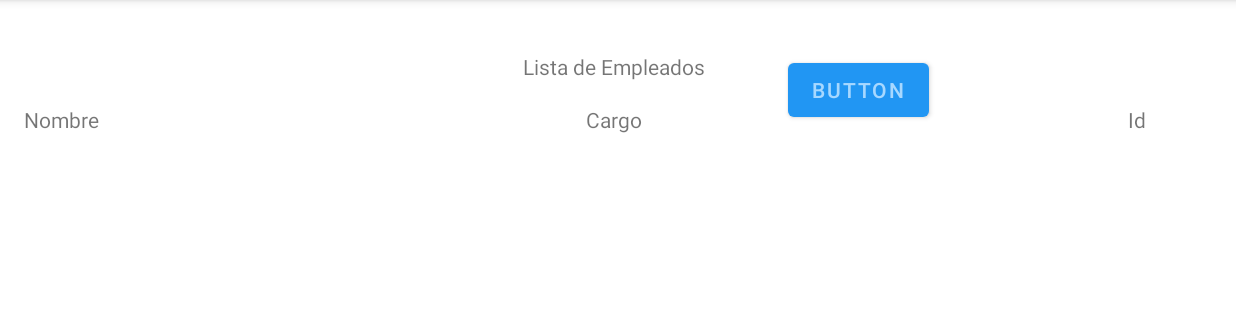
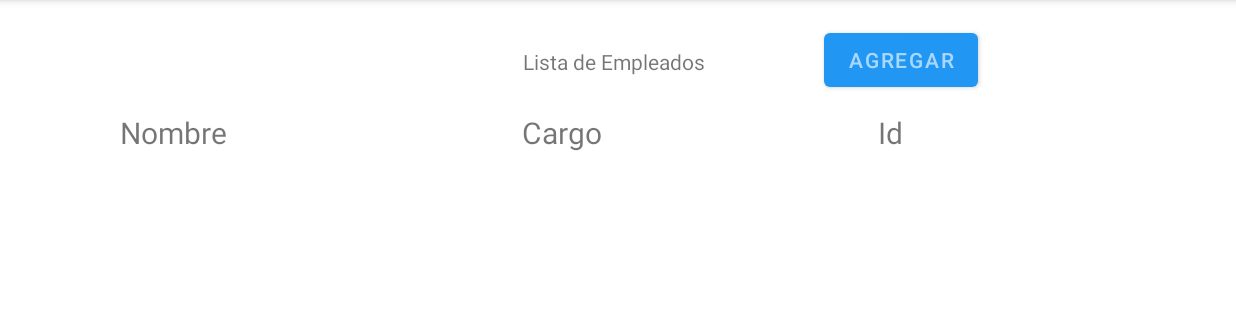
Before and after one commit to GrupoE7/quickliate, an Android app: the p_8 screen opened directly, with no data from a screen before it, on a phone screen of 824 x 412 dp (held sideways), the part 84-404 px from its top. Run offline under Robolectric (Android 15) with nearby library versions, the phone set to English and light mode, and no system bars; our stand-ins replace Firebase (no records; nobody signed in at launch, a user with empty details on screens opened directly).

Commit message:
lista_empleados_last

```diff
--- a/app/src/main/res/layout/activity_p8.xml
+++ b/app/src/main/res/layout/activity_p8.xml
@@ -16,7 +16,7 @@
         app:layout_constraintHorizontal_bias="0.499"
         app:layout_constraintStart_toStartOf="parent"
         app:layout_constraintTop_toTopOf="parent"
-        app:layout_constraintVertical_bias="0.42" />
+        app:layout_constraintVertical_bias="0.319" />
 
     <androidx.recyclerview.widget.RecyclerView
         android:id="@+id/personas"
@@ -24,19 +24,18 @@
         android:layout_height="203dp"
         app:layout_constraintBottom_toBottomOf="parent"
         app:layout_constraintEnd_toEndOf="parent"
-        app:layout_constraintHorizontal_bias="0.49"
         app:layout_constraintStart_toStartOf="parent"
         app:layout_constraintTop_toTopOf="parent"
-        app:layout_constraintVertical_bias="0.664" />
+        app:layout_constraintVertical_bias="0.767" />
 
     <Button
         android:id="@+id/button3"
         android:layout_width="wrap_content"
         android:layout_height="wrap_content"
-        android:layout_marginStart="52dp"
-        android:layout_marginTop="36dp"
+        android:layout_marginStart="76dp"
+        android:layout_marginTop="16dp"
         android:onClick="agregarUsuario"
-        android:text="Button"
+        android:text="Agregar"
         app:layout_constraintStart_toEndOf="@+id/textView6"
         app:layout_constraintTop_toTopOf="parent" />
 
@@ -44,9 +43,12 @@
         android:id="@+id/Nombre1"
         android:layout_width="wrap_content"
         android:layout_height="wrap_content"
-        android:layout_marginStart="16dp"
-        android:layout_marginTop="16dp"
+        android:layout_marginStart="80dp"
+        android:layout_marginTop="24dp"
         android:text="Nombre"
+        android:textSize="20sp"
+        app:layout_constraintEnd_toStartOf="@+id/Cargo1"
+        app:layout_constraintHorizontal_bias="0.0"
         app:layout_constraintStart_toStartOf="parent"
         app:layout_constraintTop_toBottomOf="@+id/textView6" />
 
@@ -54,19 +56,23 @@
         android:id="@+id/Cargo1"
         android:layout_width="wrap_content"
         android:layout_height="wrap_content"
-        android:layout_marginTop="16dp"
+        android:layout_marginStart="348dp"
+        android:layout_marginTop="24dp"
         android:text="Cargo"
-        app:layout_constraintEnd_toStartOf="@+id/Id1"
-        app:layout_constraintStart_toEndOf="@+id/Nombre1"
+        android:textSize="20sp"
+        app:layout_constraintStart_toStartOf="parent"
         app:layout_constraintTop_toBottomOf="@+id/textView6" />
 
     <TextView
         android:id="@+id/Id1"
         android:layout_width="wrap_content"
         android:layout_height="wrap_content"
-        android:layout_marginTop="16dp"
-        android:layout_marginEnd="60dp"
+        android:layout_marginStart="128dp"
+        android:layout_marginTop="24dp"
         android:text="Id"
+        android:textSize="20sp"
         app:layout_constraintEnd_toEndOf="parent"
+        app:layout_constraintHorizontal_bias="0.201"
+        app:layout_constraintStart_toEndOf="@+id/Cargo1"
         app:layout_constraintTop_toBottomOf="@+id/textView6" />
 </androidx.constraintlayout.widget.ConstraintLayout>
```
